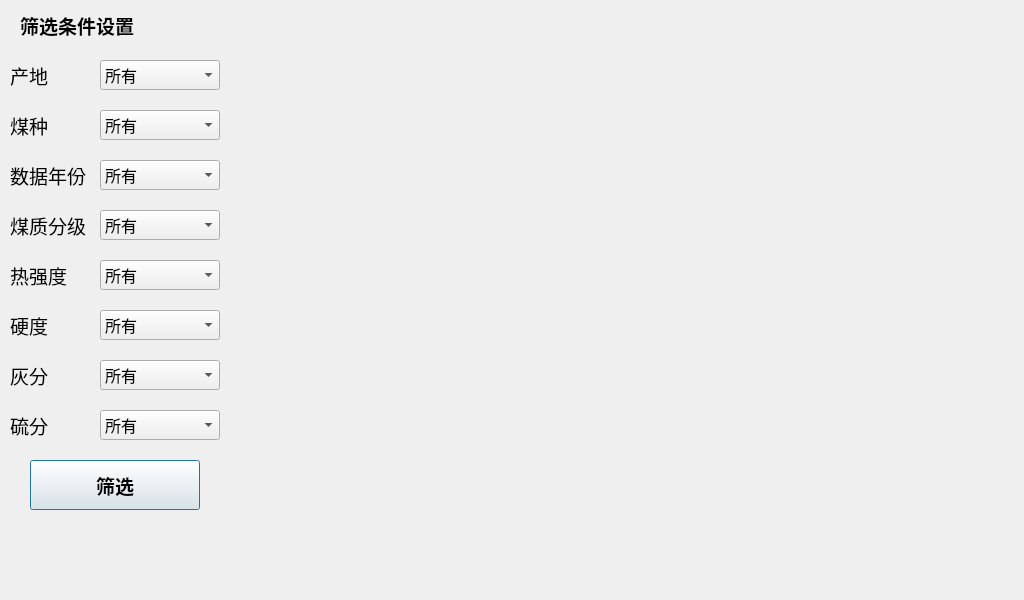
jchxu/GUI_Coal_Base, file coal_index_dialog.ui: the form before one commit.
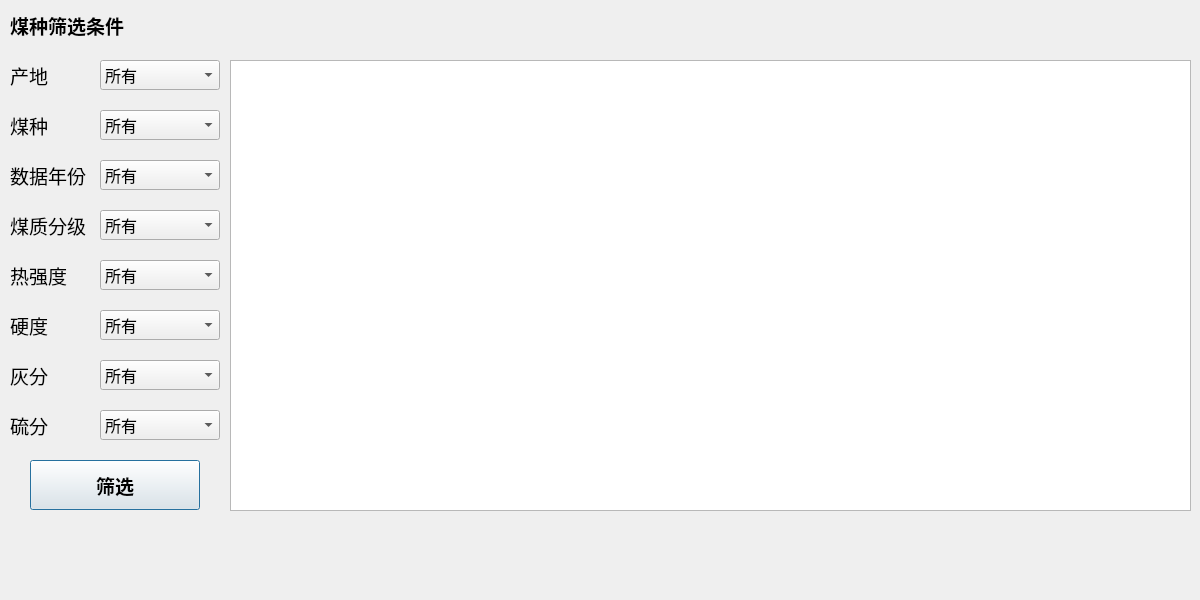
The form after the commit.

Commit message: commit Y/N GUI 语句 hard分类 煤质分级 保存数据文件 根据数据文件是否存在，重新定义打开窗口 分品种窗口

```diff
--- a/coal_index_dialog.ui
+++ b/coal_index_dialog.ui
@@ -6,7 +6,7 @@
    <rect>
     <x>0</x>
     <y>0</y>
-    <width>1024</width>
+    <width>1200</width>
     <height>600</height>
    </rect>
   </property>
@@ -331,7 +331,7 @@
   <widget class="QLabel" name="label">
    <property name="geometry">
     <rect>
-     <x>20</x>
+     <x>10</x>
      <y>10</y>
      <width>131</width>
      <height>31</height>
@@ -346,7 +346,7 @@
     </font>
    </property>
    <property name="text">
-    <string>筛选条件设置</string>
+    <string>煤种筛选条件</string>
    </property>
   </widget>
   <widget class="QLabel" name="label_9">
@@ -596,6 +596,40 @@
     </property>
    </item>
   </widget>
+  <widget class="QTableWidget" name="result_table">
+   <property name="geometry">
+    <rect>
+     <x>230</x>
+     <y>60</y>
+     <width>961</width>
+     <height>451</height>
+    </rect>
+   </property>
+   <property name="font">
+    <font>
+     <family>宋体</family>
+    </font>
+   </property>
+  </widget>
+  <widget class="QLabel" name="label_num">
+   <property name="geometry">
+    <rect>
+     <x>230</x>
+     <y>520</y>
+     <width>151</width>
+     <height>21</height>
+    </rect>
+   </property>
+   <property name="font">
+    <font>
+     <family>新宋体</family>
+     <pointsize>14</pointsize>
+    </font>
+   </property>
+   <property name="text">
+    <string/>
+   </property>
+  </widget>
  </widget>
  <resources/>
  <connections>
```
Left out of the diff: 12 changed lines with no effect on the pictures. The commit also changes 3 other files.
